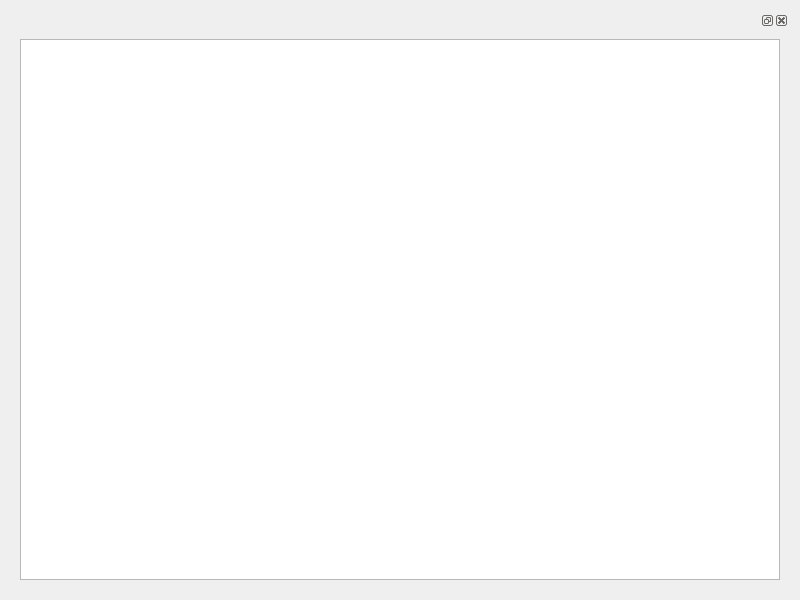
This is Frontend/main/form.ui in LethalDriver/Neurohackathon as Qt 5 draws it before an edit. The edited form follows.
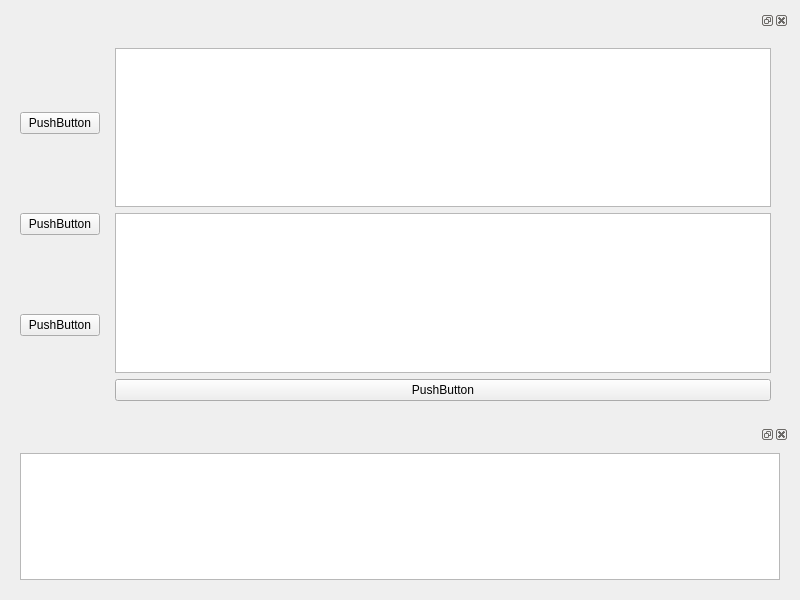
This is the edited form.

Commit message: Add dock widgets

```diff
--- a/Frontend/main/form.ui
+++ b/Frontend/main/form.ui
@@ -19,7 +19,67 @@
      <widget class="QWidget" name="dockWidgetContents_3">
       <layout class="QGridLayout" name="gridLayout_5">
        <item row="0" column="0">
-        <widget class="QListView" name="listView_2"/>
+        <layout class="QHBoxLayout" name="horizontalLayout">
+         <item>
+          <layout class="QVBoxLayout" name="verticalLayout">
+           <item>
+            <widget class="QPushButton" name="pushButton_3">
+             <property name="text">
+              <string>PushButton</string>
+             </property>
+            </widget>
+           </item>
+           <item>
+            <widget class="QPushButton" name="pushButton">
+             <property name="text">
+              <string>PushButton</string>
+             </property>
+            </widget>
+           </item>
+           <item>
+            <widget class="QPushButton" name="pushButton_2">
+             <property name="text">
+              <string>PushButton</string>
+             </property>
+            </widget>
+           </item>
+          </layout>
+         </item>
+         <item>
+          <widget class="QWidget" name="widget" native="true">
+           <layout class="QGridLayout" name="gridLayout_6">
+            <item row="0" column="0">
+             <layout class="QVBoxLayout" name="verticalLayout_2">
+              <item>
+               <widget class="QGraphicsView" name="graphicsView"/>
+              </item>
+              <item>
+               <widget class="QTextEdit" name="textEdit"/>
+              </item>
+              <item>
+               <widget class="QPushButton" name="pushButton_4">
+                <property name="text">
+                 <string>PushButton</string>
+                </property>
+               </widget>
+              </item>
+             </layout>
+            </item>
+           </layout>
+          </widget>
+         </item>
+        </layout>
+       </item>
+      </layout>
+     </widget>
+    </widget>
+   </item>
+   <item row="1" column="0">
+    <widget class="QDockWidget" name="dockWidget">
+     <widget class="QWidget" name="dockWidgetContents_2">
+      <layout class="QGridLayout" name="gridLayout_7">
+       <item row="0" column="0">
+        <widget class="QListView" name="listView"/>
        </item>
       </layout>
      </widget>
```
The commit also changes 1 other file.
